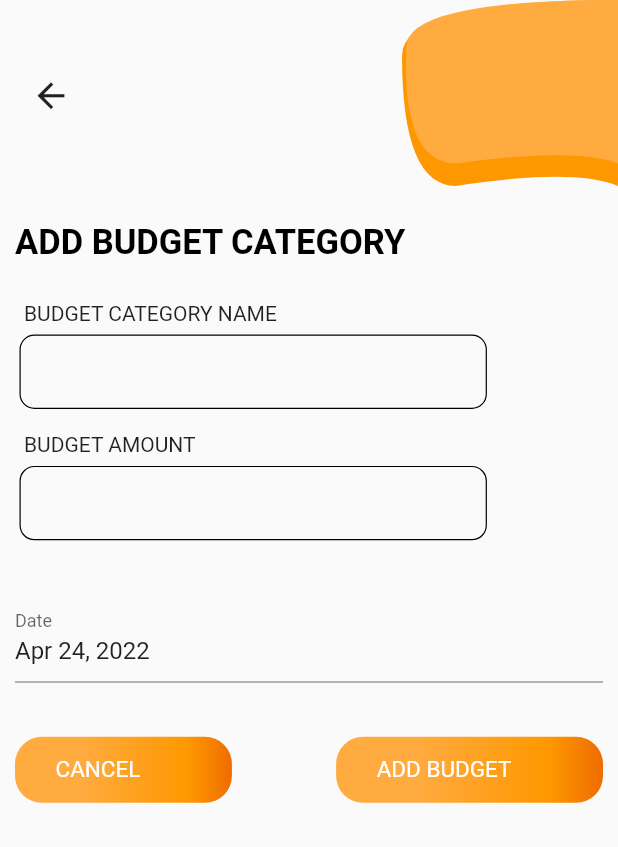
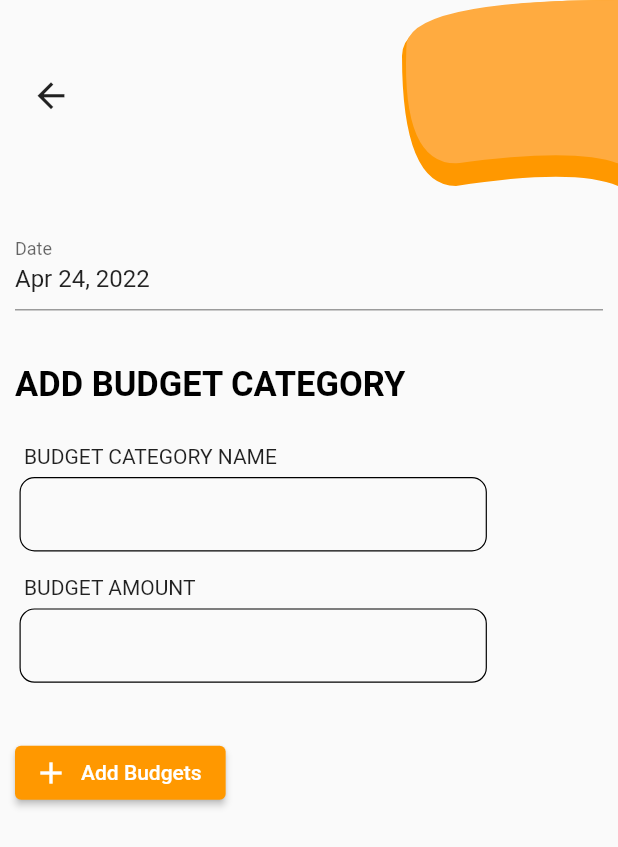
Before and after one commit to shyc0der/budgeting, a Flutter app: the AddBudgetCategory screen opened directly, on a phone screen of 412 x 824 dp. Shown: the top 847 px of the screen. Run offline on Flutter 3.47's test engine with Material 2 defaults, Android fonts, the phone set to English and light mode, and no system bars; drawn by our look-alikes of date_time_picker; our stand-ins replace cloud_firestore, firebase_core, get; accounts and stored records are empty.

Commit message:
budgetlistview

```diff
--- a/lib/src/models/budgetCategory.dart
+++ b/lib/src/models/budgetCategory.dart
@@ -3,8 +3,7 @@ import 'model.dart';
 class BudgetCategoryModel extends Model {
   BudgetCategoryModel(
       {this.id,
-      this.name,
-      this.amountBudgeted,
+      this.budgets,
       this.createdBy,
       this.month,
       DateTime? dateCreated})
@@ -12,15 +11,13 @@ class BudgetCategoryModel extends Model {
     this.dateCreated = dateCreated ?? DateTime.now();
   }
   String? id;
-  String? name;
-  String? amountBudgeted;
+  List<Map<String, dynamic>> ? budgets;
   late DateTime dateCreated;
   DateTime?  month;
   String? createdBy;
   BudgetCategoryModel.fromMap(Map map) : super('budgetCategory','') {
     id = map['id'];
-    name = map['name'];
-    amountBudgeted = map['amountBudgeted'];
+    budgets = List.from(map['budgets']).map((e) => Map<String,dynamic>.from(e)).toList();
     month = DateTime.tryParse(map['month'].toString());
     createdBy = map['createdBy'];
     dateCreated =
@@ -28,8 +25,7 @@ class BudgetCategoryModel extends Model {
   }
   Map<String, dynamic> asMap() {
     return {
-      'name': name,
-      'amountBudgeted': amountBudgeted,
+      'budgets': budgets,
       'createdBy': createdBy,
       'dateCreated': dateCreated.toIso8601String(),
       'month': month?.toIso8601String(),
--- a/lib/src/pages/budgetCategoryPage/addBudgetCategory.dart
+++ b/lib/src/pages/budgetCategoryPage/addBudgetCategory.dart
@@ -25,11 +25,17 @@ class _AddBudgetCategoryState extends State<AddBudgetCategory> {
   bool amountError = false;
   bool isLoading = false;
   bool errorExists = false;
+  List<Map<String, dynamic>>  budgets = [
+    {
+      'item': {'budget': 'shopping', 'amount': 100},
+    }
+  ];
   @override
   void initState() {
+     budgets.clear();
+
     if (widget.isEditing) {
-      nameController.text = widget.budget?.name ?? '';
-      amountController.text = widget.budget?.amountBudgeted ?? '';
+      budgets = widget.budget!.budgets!;
       selectedDate = widget.budget!.month!.toString();
     }
 
@@ -64,6 +70,20 @@ class _AddBudgetCategoryState extends State<AddBudgetCategory> {
                 height: 60,
               ),
               //Text
+              DateTimePicker(
+                initialValue: selectedDate.toString(),
+                firstDate: DateTime(2022),
+                lastDate: DateTime(2122),
+                dateLabelText: 'Date',
+                onChanged: (value) {
+                  setState(() {
+                    selectedDate = value;
+                  });
+                },
+                initialDatePickerMode: DatePickerMode.year,
+              ),
+
+              const SizedBox(height: 36),
               Text(
                 widget.isEditing
                     ? 'EDIT BUDGET CATEGORY'
@@ -105,23 +125,81 @@ class _AddBudgetCategoryState extends State<AddBudgetCategory> {
 
               const SizedBox(height: 36),
               // YEAR and MONTH
-              DateTimePicker(
-                initialValue: selectedDate.toString(),
-                firstDate: DateTime(2022),
-                lastDate: DateTime(2122),
-                dateLabelText: 'Date',
-                onChanged: (value) {
+              ElevatedButton.icon(
+                  style: ElevatedButton.styleFrom(
+                    primary: Colors.orange,
+                  ),
+                  onPressed: () async {
+                    if (amountController.text.isEmpty) {
                       setState(() {
-                    selectedDate =value;
+                        amountError = true;
                       });
+                      errorExists = true;
+                    }
+                    if (nameController.text.isEmpty) {
+                      setState(() {
+                        nameError = true;
+                      });
+                      errorExists = true;
+                    }
+
+                    if (!errorExists) {
+                      addItemsToList();
+                    }
                   },
-                initialDatePickerMode: DatePickerMode.year,
-              ),
-
-              const SizedBox(height: 36),
+                  icon: const Icon(Icons.add),
+                  label: const Text('Add Budgets')),
 
               //Save
-              Row(mainAxisAlignment: MainAxisAlignment.spaceBetween, children: [
+              budgets.isNotEmpty
+                  ?
+                  Expanded(
+                 child: Padding(
+                   padding: const EdgeInsets.all(3.0),
+                   child: Column(
+                     crossAxisAlignment: CrossAxisAlignment.start,
+                     children: [
+                       const Text('Budgets'),
+                       const SizedBox(
+                         height: 5,
+                       ),
+                       Expanded(
+                         child: ListView.builder(
+                             itemCount: budgets.length,
+                             itemBuilder:
+                                 (BuildContext context, int index) {
+                               return SingleChildScrollView(
+                                 child: Card(
+                                   child: Dismissible(
+                                     key: UniqueKey(),
+                                     onDismissed: (_) async{
+
+                                       //TODO DELETE BUDGETS
+
+                                     },
+                                     child: Row(
+                                       mainAxisAlignment:
+                                           MainAxisAlignment.spaceBetween,
+                                       children: [
+                                         Text(
+                                           budgets[index]
+                                                   ['item']['budget']
+                                               .toString(),
+                                         ),
+                                         Text(budgets[index]
+                                                 ['item']['amount']
+                                             .toString())
+                                       ],
+                                     ),
+                                   ),
+                                 ),
+                               );
+                             }),
+                       ),
+                             Expanded(
+                               child: Row(
+                                   mainAxisAlignment: MainAxisAlignment.spaceBetween,
+                                   children: [
                                      Align(
                   alignment: Alignment.bottomLeft,
                   child: CustomElavtedButton(
@@ -140,30 +218,43 @@ class _AddBudgetCategoryState extends State<AddBudgetCategory> {
                label: widget.isEditing ? 'EDIT BUDGET' : 'ADD BUDGET',
                fontSize: 15,
                onTap: () {
-                      if (nameController.text.isEmpty) {
-                        setState(() {
-                          nameError = true;
-                        });
-                        errorExists = true;
-                      }
-                      if (amountController.text.isEmpty) {
-                        setState(() {
-                          amountError = true;
-                        });
-                        errorExists = true;
-                      }
                  if (!errorExists) {
                    widget.isEditing ? updateBudget() : addBudget();
                  }
                },
                   ),
                 ),
-              ])
+                                   ],
+                                 ),
+                             ),
+
+
+
+          ],
+                   ),
+                 ),
+               )
+                  : Container()
             ]),
           ),
         ],
       ),
     );
+  }
+
+  void addItemsToList() {
+    setState(() {
+      budgets.add(
+        {
+          'item': {
+            'budget': nameController.text,
+            'amount': amountController.text
+          }
+        },
+      );
+    });
+    amountController.clear();
+    nameController.clear();
   }
 
   void addBudget() async {
@@ -172,8 +263,7 @@ class _AddBudgetCategoryState extends State<AddBudgetCategory> {
     });
 
     var res = await _budgetCategoryModule.addBudget(BudgetCategoryModel(
-      amountBudgeted: amountController.text,
-      name: nameController.text,
+      budgets: budgets,
       dateCreated: DateTime.now(),
       month: DateTime.parse(selectedDate),
       createdBy: 'Steady',
@@ -196,11 +286,9 @@ class _AddBudgetCategoryState extends State<AddBudgetCategory> {
       isLoading = true;
     });
 
-
     var res =
         await _budgetCategoryModule.updateBudget((widget.budget?.id ?? ''), {
-      'amountBudgeted': amountController.text,
-      'name': nameController.text,
+      'budgets': budgets,
       'month': selectedDate,
     });
 
@@ -210,8 +298,7 @@ class _AddBudgetCategoryState extends State<AddBudgetCategory> {
       ));
       // back
       Navigator.pop(context);
-    }
-    else {
+    } else {
       Get.showSnackbar(GetSnackBar(
         title: 'Error',
         message: res.body.toString(),
--- a/lib/src/pages/expense/addExpensePage.dart
+++ b/lib/src/pages/expense/addExpensePage.dart
@@ -159,7 +159,8 @@ class _AddExpenseState extends State<AddExpense> {
               //list view builder
 
               expenseTypesAmount.isNotEmpty
-                  ? Expanded(
+                  ?
+                  Expanded(
                       child: Padding(
                         padding: const EdgeInsets.all(3.0),
                         child: Column(
```
Also changed, not shown: lib/src/pages/budgetCategoryPage/budgetCategoryPage.dart (+27 -11 lines). Lines whose indentation alone changed are shown as unchanged.
